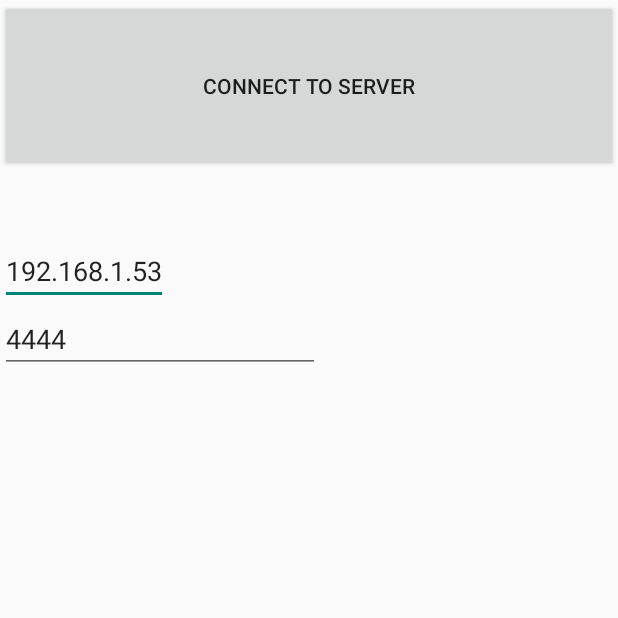
After one commit to taurus84/Barduino, an Android app: the ThreadActivity screen opened directly, with no data from a screen before it, on a phone screen of 412 x 824 dp, the top half of it. The commit adds this screen. Run offline under Robolectric (Android 15) with nearby library versions, the phone set to English and light mode, and no system bars.

Commit message:
App version 0.3
Implementerat nya activities och fragments!

```diff
--- a/app/src/main/AndroidManifest.xml
+++ b/app/src/main/AndroidManifest.xml
@@ -17,6 +17,10 @@
                 <category android:name="android.intent.category.LAUNCHER" />
             </intent-filter>
         </activity>
+        <activity android:name=".ThreadActivity"
+            android:label="Connect"
+            android:theme="@style/AppTheme"/>
+
     </application>
 
 </manifest>
--- /dev/null
+++ b/app/src/main/java/se/mah/ae2513/androidclient/ThreadActivity.java
@@ -0,0 +1,29 @@
+package se.mah.ae2513.androidclient;
+
+import android.app.Activity;
+import android.os.Bundle;
+import android.view.View;
+import android.widget.Button;
+
+/**
+ * Created by John on 15-04-07.
+ */
+public class ThreadActivity extends Activity {
+    private Button btnReturn;
+    @Override
+    protected void onCreate(Bundle savedInstanceState) {
+        super.onCreate(savedInstanceState);
+        setContentView(R.layout.connect_layout);
+        setComponents();
+
+    }
+    private void setComponents() {
+        btnReturn = (Button)findViewById(R.id.btnCon);
+        btnReturn.setOnClickListener(new View.OnClickListener() {
+            @Override
+            public void onClick(View v) {
+                finish();
+            }
+        });
+    }
+}
--- /dev/null
+++ b/app/src/main/res/layout/connect_layout.xml
@@ -0,0 +1,40 @@
+<?xml version="1.0" encoding="utf-8"?>
+<LinearLayout xmlns:android="http://schemas.android.com/apk/res/android"
+    android:layout_width="fill_parent"
+    android:layout_height="fill_parent"
+    android:orientation="vertical"
+    android:weightSum="1">
+
+    <Button
+        android:layout_width="match_parent"
+        android:layout_height="103dp"
+        android:text="Connect to server"
+        android:id="@+id/btnCon"
+        android:layout_weight="0.02" />
+    <EditText
+        android:layout_width="wrap_content"
+        android:layout_height="wrap_content"
+        android:id="@+id/etIP"
+        android:layout_alignParentTop="true"
+        android:layout_alignParentLeft="true"
+        android:layout_alignParentStart="true"
+        android:layout_marginTop="43dp"
+        android:hint="IP address"
+        android:layout_toLeftOf="@+id/btnSend"
+        android:layout_toStartOf="@+id/btnSend"
+        android:text="192.168.1.53" />
+
+    <EditText
+        android:layout_width="wrap_content"
+        android:layout_height="wrap_content"
+        android:inputType="number"
+        android:ems="10"
+        android:id="@+id/etPort"
+        android:layout_below="@+id/etIP"
+        android:layout_alignParentLeft="true"
+        android:layout_alignParentStart="true"
+        android:hint="Port"
+        android:text="4444" />
+
+
+</LinearLayout>
--- a/app/src/main/res/values/strings.xml
+++ b/app/src/main/res/values/strings.xml
@@ -2,5 +2,8 @@
     <string name="app_name">AndroidClient</string>
 
     <string name="hello_world">Hello world!</string>
-    <string name="action_settings">Settings</string>
+    <string name="action_settings">Settings!</string>
+    <string name="connect_now">Connect</string>
+    <string name="edit_ip_and_port">Edit IP and port</string>
+    <string name="update_now">Update</string>
 </resources>
```
Also changed, not shown: app/src/main/java/se/mah/ae2513/androidclient/ConnectFragment.java (added, +23 -0 lines), app/src/main/java/se/mah/ae2513/androidclient/MainActivity.java (+31 -48 lines), app/src/main/res/layout/activity_main.xml (+12 -11 lines), app/src/main/res/menu/menu_main.xml (+14 -3 lines).
